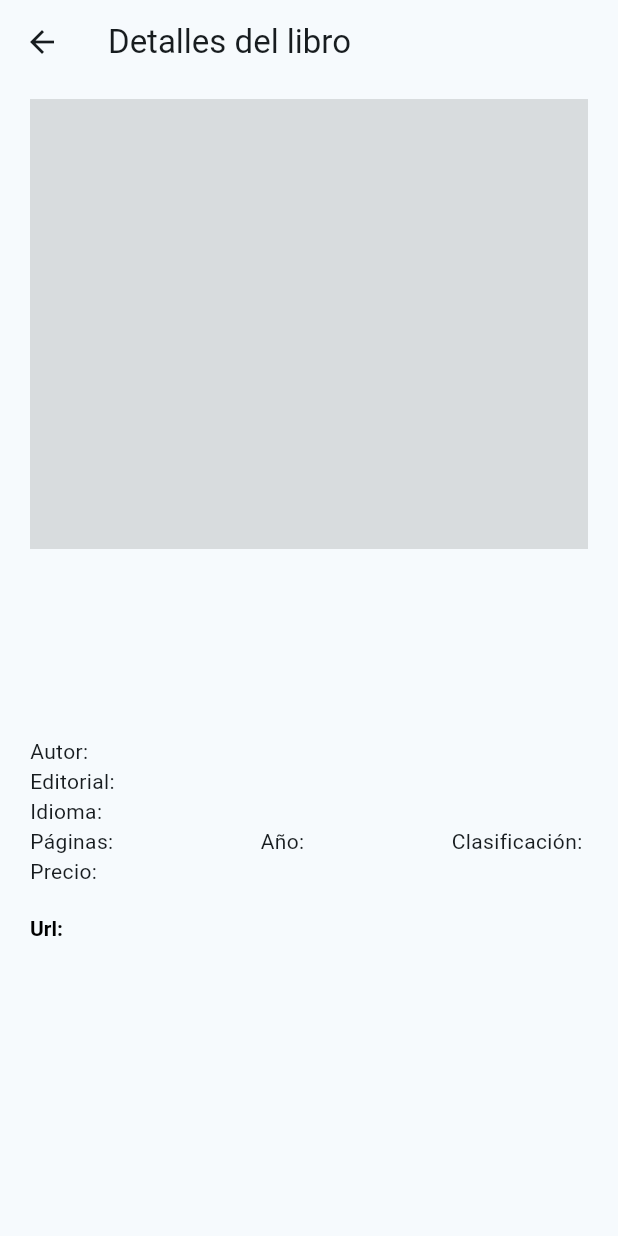
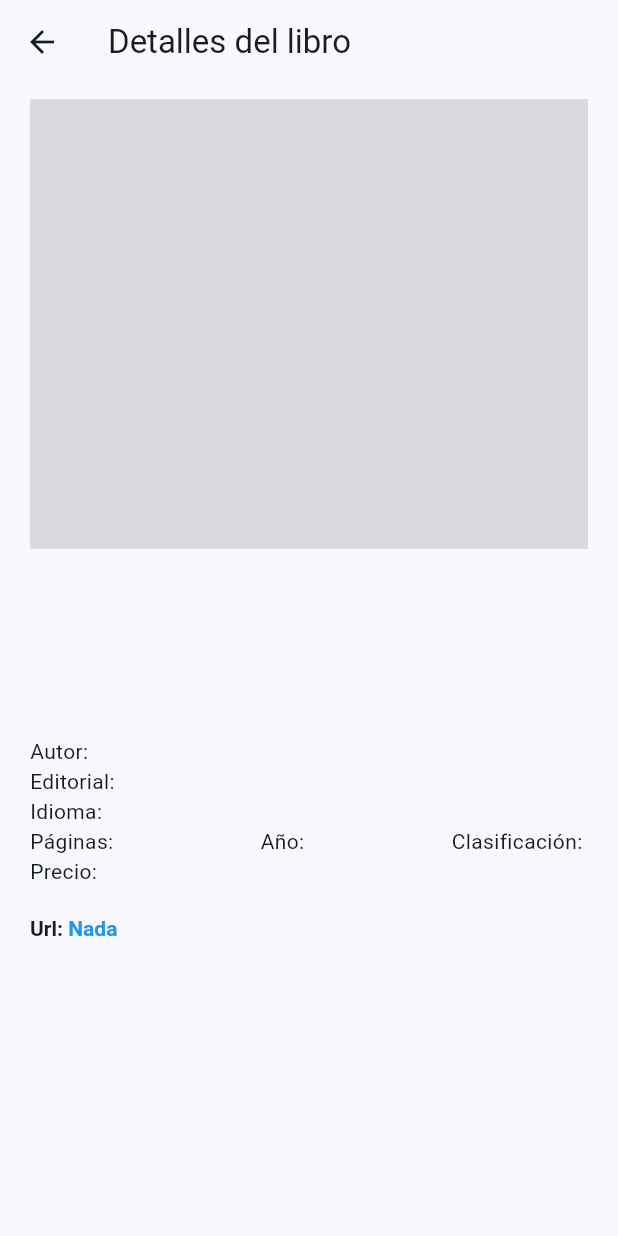
Before and after one commit to renteriajhony/antioquia_books_store, a Flutter app: the BookDetailPage screen opened directly with empty values, on a phone screen of 412 x 824 dp. Run offline on Flutter 3.47's test engine with Material 3 defaults, Android fonts, the phone set to English and light mode, and no system bars; our stand-ins replace dio; network calls fail.

Commit message:
reformar search bar, add theme

```diff
--- a/lib/antioquia_bookstore.dart
+++ b/lib/antioquia_bookstore.dart
@@ -1,5 +1,6 @@
 export './models/models.dart';
 export './api/store_api.dart';
 export './providers/books_provider.dart';
+export './providers/main_provider.dart';
 export './ui/pages/pages.dart';
 export './ui/widgets/widgets.dart';
--- /dev/null
+++ b/lib/providers/main_provider.dart
@@ -0,0 +1,12 @@
+import 'package:flutter/material.dart';
+
+class MainProvider extends ChangeNotifier {
+  bool _isDark = false;
+
+  bool get isDark => _isDark;
+
+  void toggleTheme() {
+    _isDark = !_isDark;
+    notifyListeners();
+  }
+}
--- a/lib/ui/pages/book_detail_page.dart
+++ b/lib/ui/pages/book_detail_page.dart
@@ -11,6 +11,9 @@ class BookDetailPage extends StatelessWidget {
   Widget build(BuildContext context) {
     Provider.of<BooksProvider>(context, listen: false)
         .getBookDetail(book.isbn13);
+
+    final MainProvider mainProvider =
+        Provider.of<MainProvider>(context, listen: false);
 
     return Scaffold(
       appBar: AppBar(
@@ -26,7 +29,7 @@ class BookDetailPage extends StatelessWidget {
               child: Container(
                 width: double.infinity,
                 height: 300,
-                color: Colors.black12,
+                color: mainProvider.isDark ? Colors.white12 : Colors.black12,
                 child: book.image.contains('http')
                     ? Image.network(book.image)
                     : const SizedBox(),
--- a/lib/ui/widgets/book_cover.dart
+++ b/lib/ui/widgets/book_cover.dart
@@ -1,4 +1,5 @@
 import 'package:flutter/material.dart';
+import 'package:provider/provider.dart';
 
 import '../../antioquia_bookstore.dart';
 
@@ -12,10 +13,12 @@ class BookCover extends StatelessWidget {
 
   @override
   Widget build(BuildContext context) {
+    final MainProvider mainProvider =
+        Provider.of<MainProvider>(context, listen: true);
     return GestureDetector(
       child: Container(
         padding: const EdgeInsets.symmetric(horizontal: 5, vertical: 5),
-        color: Colors.black.withOpacity(0.05),
+        color: mainProvider.isDark ? Colors.white12 : Colors.black12,
         child: Column(
           crossAxisAlignment: CrossAxisAlignment.start,
           mainAxisAlignment: MainAxisAlignment.start,
--- a/lib/ui/widgets/book_info.dart
+++ b/lib/ui/widgets/book_info.dart
@@ -117,8 +117,10 @@ class BookInfo extends StatelessWidget {
                 RichText(
                   text: TextSpan(
                     text: 'Descripción: ',
-                    style: const TextStyle(
-                        fontWeight: FontWeight.bold, color: Colors.black),
+                    style: TextStyle(
+                      fontWeight: FontWeight.bold,
+                      color: Theme.of(context).textTheme.bodyMedium?.color,
+                    ),
                     children: <TextSpan>[
                       TextSpan(
                           text: bookDetailResponse.desc ?? '',
@@ -130,11 +132,13 @@ class BookInfo extends StatelessWidget {
               RichText(
                 text: TextSpan(
                   text: 'Url: ',
-                  style: const TextStyle(
-                      fontWeight: FontWeight.bold, color: Colors.black),
+                  style: TextStyle(
+                    fontWeight: FontWeight.bold,
+                    color: Theme.of(context).textTheme.bodyMedium?.color,
+                  ),
                   children: <TextSpan>[
                     TextSpan(
-                      text: bookDetailResponse.url ?? '',
+                      text: bookDetailResponse.url ?? 'Nada',
                       style: const TextStyle(color: Colors.blue),
                       recognizer: TapGestureRecognizer()
                         ..onTap = () {
```
Also changed, not shown: lib/main.dart (+11 -9 lines), lib/ui/widgets/custom_search_bar.dart (+8 -4 lines).
